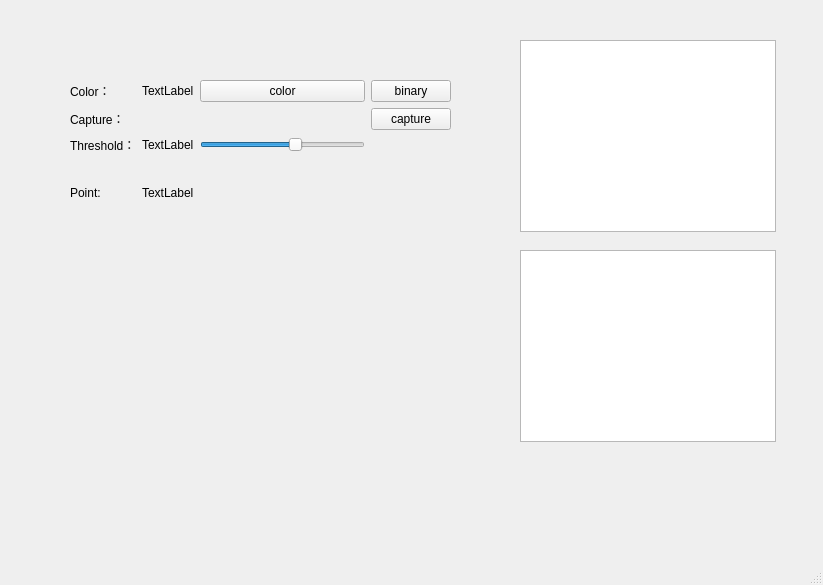
The window that src/gui/qt_gui/ui/main.ui (kev1nCh1u/motion_capture) describes before a commit, drawn with Qt 5.
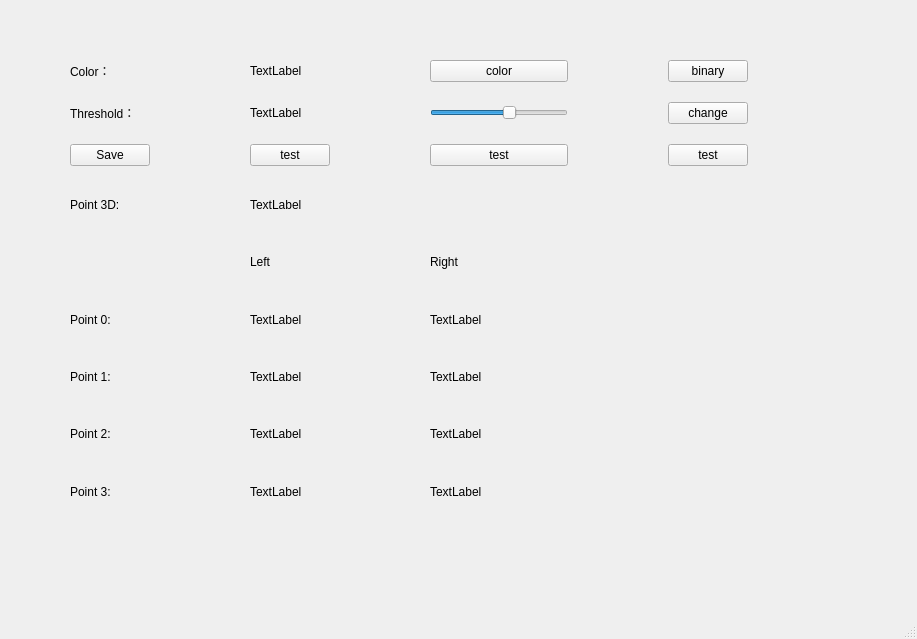
The same window after the commit.

Commit message: multi 3d point

What changed in the file:
```diff
--- a/src/gui/qt_gui/ui/main.ui
+++ b/src/gui/qt_gui/ui/main.ui
@@ -6,88 +6,119 @@
    <rect>
     <x>0</x>
     <y>0</y>
-    <width>823</width>
-    <height>585</height>
+    <width>917</width>
+    <height>639</height>
    </rect>
   </property>
   <property name="windowTitle">
    <string>MainWindow</string>
   </property>
   <widget class="QWidget" name="centralwidget">
-   <widget class="QWidget" name="widget" native="true">
-    <property name="geometry">
-     <rect>
-      <x>500</x>
-      <y>30</y>
-      <width>291</width>
-      <height>461</height>
-     </rect>
-    </property>
-    <widget class="QGraphicsView" name="graphicsView_2">
-     <property name="geometry">
-      <rect>
-       <x>20</x>
-       <y>220</y>
-       <width>256</width>
-       <height>192</height>
-      </rect>
-     </property>
-    </widget>
-    <widget class="QGraphicsView" name="graphicsView">
-     <property name="geometry">
-      <rect>
-       <x>20</x>
-       <y>10</y>
-       <width>256</width>
-       <height>192</height>
-      </rect>
-     </property>
-     <property name="frameShape">
-      <enum>QFrame::StyledPanel</enum>
-     </property>
-    </widget>
-   </widget>
    <widget class="QWidget" name="widget_2" native="true">
     <property name="geometry">
      <rect>
-      <x>40</x>
+      <x>50</x>
       <y>30</y>
-      <width>441</width>
-      <height>461</height>
+      <width>721</width>
+      <height>511</height>
      </rect>
     </property>
     <widget class="QWidget" name="gridLayoutWidget">
      <property name="geometry">
       <rect>
-       <x>30</x>
-       <y>50</y>
-       <width>381</width>
-       <height>146</height>
+       <x>20</x>
+       <y>30</y>
+       <width>678</width>
+       <height>450</height>
       </rect>
      </property>
      <layout class="QGridLayout" name="gridLayout">
-      <item row="0" column="1">
-       <widget class="QLabel" name="label_2">
+      <property name="sizeConstraint">
+       <enum>QLayout::SetDefaultConstraint</enum>
+      </property>
+      <property name="rightMargin">
+       <number>0</number>
+      </property>
+      <property name="bottomMargin">
+       <number>0</number>
+      </property>
+      <property name="horizontalSpacing">
+       <number>100</number>
+      </property>
+      <property name="verticalSpacing">
+       <number>20</number>
+      </property>
+      <item row="1" column="1">
+       <widget class="QLabel" name="label_4">
         <property name="text">
          <string>TextLabel</string>
         </property>
        </widget>
       </item>
-      <item row="1" column="0">
-       <widget class="QLabel" name="label_6">
+      <item row="8" column="1">
+       <widget class="QLabel" name="label_15">
         <property name="text">
-         <string>Capture：</string>
+         <string>TextLabel</string>
         </property>
        </widget>
       </item>
-      <item row="0" column="0">
-       <widget class="QLabel" name="label_5">
+      <item row="8" column="0">
+       <widget class="QLabel" name="label_11">
         <property name="text">
-         <string>Color：</string>
+         <string>Point 3:</string>
         </property>
        </widget>
       </item>
-      <item row="2" column="2">
+      <item row="0" column="3">
+       <widget class="QPushButton" name="pushButton_2">
+        <property name="text">
+         <string>binary</string>
+        </property>
+       </widget>
+      </item>
+      <item row="6" column="0">
+       <widget class="QLabel" name="label_9">
+        <property name="text">
+         <string>Point 1:</string>
+        </property>
+       </widget>
+      </item>
+      <item row="6" column="2">
+       <widget class="QLabel" name="label_17">
+        <property name="text">
+         <string>TextLabel</string>
+        </property>
+       </widget>
+      </item>
+      <item row="5" column="2">
+       <widget class="QLabel" name="label_16">
+        <property name="text">
+         <string>TextLabel</string>
+        </property>
+       </widget>
+      </item>
+      <item row="7" column="1">
+       <widget class="QLabel" name="label_14">
+        <property name="text">
+         <string>TextLabel</string>
+        </property>
+       </widget>
+      </item>
+      <item row="3" column="0">
+       <widget class="QLabel" name="label_7">
+        <property name="text">
+         <string>Point 3D:</string>
+        </property>
+       </widget>
+      </item>
+      <item row="4" column="2">
+       <widget class="QLabel" name="label_21">
+        <property name="text">
+         <string>Right</string>
+        </property>
+       </widget>
+      </item>
+      <item row="1" column="2">
        <widget class="QSlider" name="horizontalSlider">
         <property name="maximum">
          <number>255</number>
@@ -101,12 +132,110 @@
        </widget>
       </item>
       <item row="2" column="0">
+       <widget class="QPushButton" name="pushButton_3">
+        <property name="text">
+         <string>Save</string>
+        </property>
+       </widget>
+      </item>
+      <item row="2" column="2">
+       <widget class="QPushButton" name="pushButton_6">
+        <property name="text">
+         <string>test</string>
+        </property>
+       </widget>
+      </item>
+      <item row="0" column="1">
+       <widget class="QLabel" name="label_2">
+        <property name="text">
+         <string>TextLabel</string>
+        </property>
+       </widget>
+      </item>
+      <item row="6" column="1">
+       <widget class="QLabel" name="label_13">
+        <property name="text">
+         <string>TextLabel</string>
+        </property>
+       </widget>
+      </item>
+      <item row="0" column="0">
+       <widget class="QLabel" name="label_5">
+        <property name="text">
+         <string>Color：</string>
+        </property>
+       </widget>
+      </item>
+      <item row="1" column="3">
+       <widget class="QPushButton" name="pushButton_4">
+        <property name="text">
+         <string>change</string>
+        </property>
+       </widget>
+      </item>
+      <item row="2" column="1">
+       <widget class="QPushButton" name="pushButton_5">
+        <property name="text">
+         <string>test</string>
+        </property>
+       </widget>
+      </item>
+      <item row="3" column="1">
+       <widget class="QLabel" name="label">
+        <property name="text">
+         <string>TextLabel</string>
+        </property>
+       </widget>
+      </item>
+      <item row="8" column="2">
+       <widget class="QLabel" name="label_19">
+        <property name="text">
+         <string>TextLabel</string>
+        </property>
+       </widget>
+      </item>
+      <item row="1" column="0">
        <widget class="QLabel" name="label_3">
         <property name="text">
          <string>Threshold：</string>
         </property>
        </widget>
       </item>
+      <item row="4" column="1">
+       <widget class="QLabel" name="label_20">
+        <property name="text">
+         <string>Left</string>
+        </property>
+       </widget>
+      </item>
+      <item row="7" column="2">
+       <widget class="QLabel" name="label_18">
+        <property name="text">
+         <string>TextLabel</string>
+        </property>
+       </widget>
+      </item>
+      <item row="2" column="3">
+       <widget class="QPushButton" name="pushButton_7">
+        <property name="text">
+         <string>test</string>
+        </property>
+       </widget>
+      </item>
+      <item row="7" column="0">
+       <widget class="QLabel" name="label_10">
+        <property name="text">
+         <string>Point 2:</string>
+        </property>
+       </widget>
+      </item>
+      <item row="5" column="0">
+       <widget class="QLabel" name="label_8">
+        <property name="text">
+         <string>Point 0:</string>
+        </property>
+       </widget>
+      </item>
       <item row="0" column="2">
        <widget class="QPushButton" name="pushButton">
         <property name="text">
@@ -114,41 +243,13 @@
         </property>
        </widget>
       </item>
-      <item row="1" column="3">
-       <widget class="QPushButton" name="pushButton_3">
+      <item row="5" column="1">
+       <widget class="QLabel" name="label_12">
         <property name="text">
-         <string>capture</string>
-        </property>
-       </widget>
-      </item>
-      <item row="0" column="3">
-       <widget class="QPushButton" name="pushButton_2">
-        <property name="text">
-         <string>binary</string>
-        </property>
-       </widget>
-      </item>
-      <item row="2" column="1">
-       <widget class="QLabel" name="label_4">
-        <property name="text">
          <string>TextLabel</string>
         </property>
        </widget>
       </item>
-      <item row="3" column="1">
-       <widget class="QLabel" name="label">
-        <property name="text">
-         <string>TextLabel</string>
-        </property>
-       </widget>
-      </item>
-      <item row="3" column="0">
-       <widget class="QLabel" name="label_7">
-        <property name="text">
-         <string>Point:</string>
-        </property>
-       </widget>
-      </item>
      </layout>
     </widget>
    </widget>
```
Left out of the diff: 2 changed lines with no effect on the pictures. The commit also changes 12 other files.
